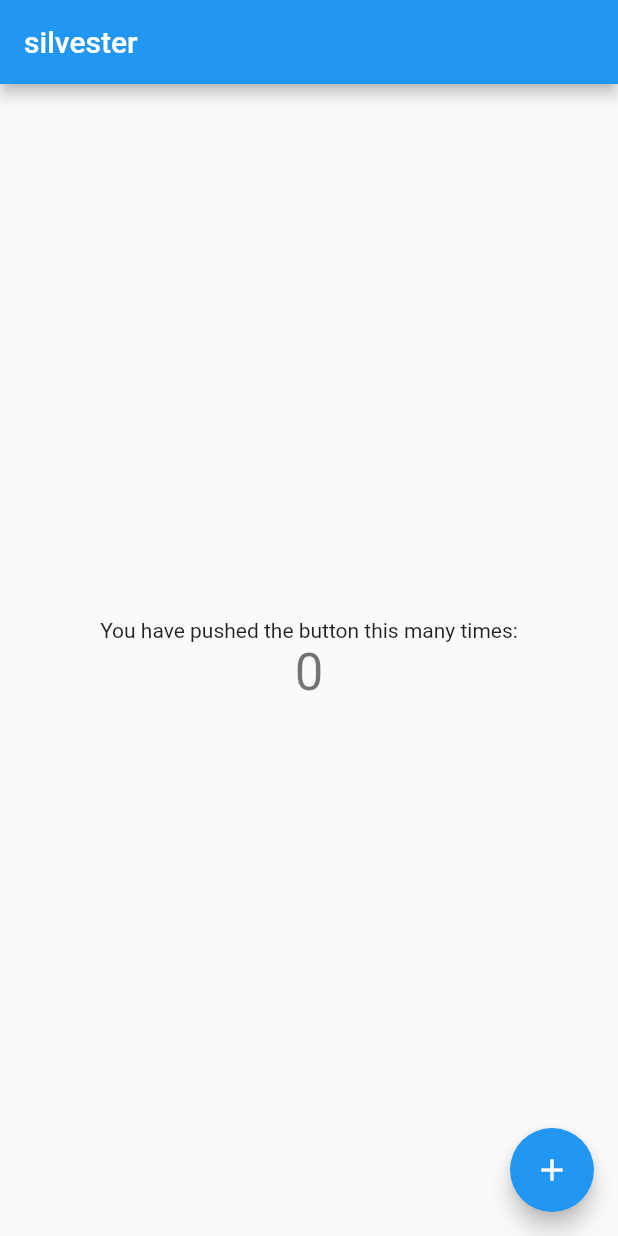
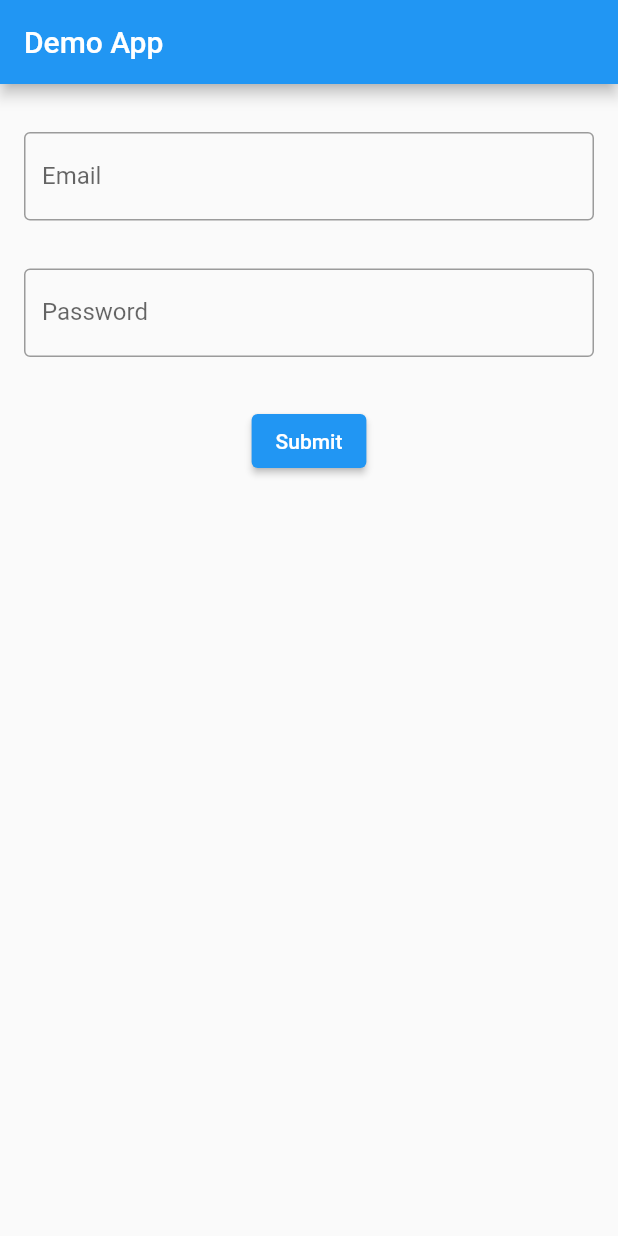
Before and after one commit to silvesterwali/flutter_01, a Flutter app: the screen it shows after launch, on a phone screen of 412 x 824 dp. Run offline on Flutter 3.47's test engine with Material 2 defaults, Android fonts, the phone set to English and light mode, and no system bars.

Commit message:
complete the toturial

```diff
--- a/lib/main.dart
+++ b/lib/main.dart
@@ -7,109 +7,135 @@ void main() {
 class MyApp extends StatelessWidget {
   const MyApp({super.key});
 
-  // This widget is the root of your application.
   @override
   Widget build(BuildContext context) {
     return MaterialApp(
-      title: 'Silvester',
+      title: 'Demo App',
       theme: ThemeData(
-        // This is the theme of your application.
-        //
-        // Try running your application with "flutter run". You'll see the
-        // application has a blue toolbar. Then, without quitting the app, try
-        // changing the primarySwatch below to Colors.green and then invoke
-        // "hot reload" (press "r" in the console where you ran "flutter run",
-        // or simply save your changes to "hot reload" in a Flutter IDE).
-        // Notice that the counter didn't reset back to zero; the application
-        // is not restarted.
         primarySwatch: Colors.blue,
       ),
-      home: const MyHomePage(title: 'silvester'),
+      home: const Login(title: 'Demo App'),
     );
   }
 }
 
-class MyHomePage extends StatefulWidget {
-  const MyHomePage({super.key, required this.title});
-
-  // This widget is the home page of your application. It is stateful, meaning
-  // that it has a State object (defined below) that contains fields that affect
-  // how it looks.
-
-  // This class is the configuration for the state. It holds the values (in this
-  // case the title) provided by the parent (in this case the App widget) and
-  // used by the build method of the State. Fields in a Widget subclass are
-  // always marked "final".
+class Login extends StatefulWidget {
+  const Login({super.key, required this.title});
 
   final String title;
 
   @override
-  State<MyHomePage> createState() => _MyHomePageState();
+  State<Login> createState() => _LoginState();
 }
 
-class _MyHomePageState extends State<MyHomePage> {
-  int _counter = 0;
-
-  void _incrementCounter() {
-    setState(() {
-      // This call to setState tells the Flutter framework that something has
-      // changed in this State, which causes it to rerun the build method below
-      // so that the display can reflect the updated values. If we changed
-      // _counter without calling setState(), then the build method would not be
-      // called again, and so nothing would appear to happen.
-      _counter++;
-    });
-  }
+class _LoginState extends State<Login> {
+  final _formKey = GlobalKey<FormState>();
+  TextEditingController emailController = TextEditingController();
+  TextEditingController passwordController = TextEditingController();
 
   @override
   Widget build(BuildContext context) {
-    // This method is rerun every time setState is called, for instance as done
-    // by the _incrementCounter method above.
-    //
-    // The Flutter framework has been optimized to make rerunning build methods
-    // fast, so that you can just rebuild anything that needs updating rather
-    // than having to individually change instances of widgets.
     return Scaffold(
       appBar: AppBar(
-        // Here we take the value from the MyHomePage object that was created by
-        // the App.build method, and use it to set our appbar title.
         title: Text(widget.title),
       ),
-      body: Center(
-        // Center is a layout widget. It takes a single child and positions it
-        // in the middle of the parent.
-        child: Column(
-          // Column is also a layout widget. It takes a list of children and
-          // arranges them vertically. By default, it sizes itself to fit its
-          // children horizontally, and tries to be as tall as its parent.
-          //
-          // Invoke "debug painting" (press "p" in the console, choose the
-          // "Toggle Debug Paint" action from the Flutter Inspector in Android
-          // Studio, or the "Toggle Debug Paint" command in Visual Studio Code)
-          // to see the wireframe for each widget.
-          //
-          // Column has various properties to control how it sizes itself and
-          // how it positions its children. Here we use mainAxisAlignment to
-          // center the children vertically; the main axis here is the vertical
-          // axis because Columns are vertical (the cross axis would be
-          // horizontal).
-          mainAxisAlignment: MainAxisAlignment.center,
-          children: <Widget>[
-            const Text(
-              'You have pushed the button this many times:',
-            ),
-            Text(
-              '$_counter',
-              style: Theme.of(context).textTheme.headline4,
-            ),
-          ],
+      body: Form(
+        key: _formKey,
+        child: Padding(
+          padding: const EdgeInsets.symmetric(horizontal: 8, vertical: 16),
+          child: Column(
+            crossAxisAlignment: CrossAxisAlignment.center,
+            children: [
+              Padding(
+                padding:
+                    const EdgeInsets.symmetric(horizontal: 8, vertical: 16),
+                child: TextFormField(
+                  controller: emailController,
+                  decoration: const InputDecoration(
+                      border: OutlineInputBorder(), labelText: "Email"),
+                  validator: (value) {
+                    if (value == null || value.isEmpty) {
+                      return "Please enter your email";
+                    }
+                    return null;
+                  },
+                ),
+              ),
+              Padding(
+                padding:
+                    const EdgeInsets.symmetric(horizontal: 8, vertical: 16),
+                child: TextFormField(
+                  controller: passwordController,
+                  obscureText: true,
+                  decoration: const InputDecoration(
+                      border: OutlineInputBorder(), labelText: "Password"),
+                  validator: (value) {
+                    if (value == null || value.isEmpty) {
+                      return "Please enter your password";
+                    }
+                    return null;
+                  },
+                ),
+              ),
+              Padding(
+                padding:
+                    const EdgeInsets.symmetric(horizontal: 8, vertical: 16),
+                child: Center(
+                  child: ElevatedButton(
+                    onPressed: () {
+                      if (_formKey.currentState!.validate()) {
+                        if (emailController.text == "silvester@gmail.com" &&
+                            passwordController.text == "password") {
+                          Navigator.push(
+                              context,
+                              MaterialPageRoute(
+                                  builder: (context) =>
+                                      HomePage(email: emailController.text)));
+                        } else {
+                          ScaffoldMessenger.of(context).showSnackBar(
+                              const SnackBar(
+                                  content: Text("Invalid Credential")));
+                        }
+                      } else {
+                        ScaffoldMessenger.of(context).showSnackBar(
+                            const SnackBar(content: Text("Please fill input")));
+                      }
+                    },
+                    child: const Text("Submit"),
+                  ),
+                ),
+              )
+            ],
+          ),
         ),
       ),
-      floatingActionButton: FloatingActionButton(
-        onPressed: _incrementCounter,
-        tooltip: 'Increment',
-        child: const Icon(Icons.add),
-      ), // This trailing comma makes auto-formatting nicer for build methods.
     );
   }
 }
+
+class HomePage extends StatelessWidget {
+  const HomePage({super.key, required this.email});
+  final String email;
+
+  @override
+  Widget build(BuildContext context) {
+    return Scaffold(
+      appBar: AppBar(
+        title: const Text("Home Page"),
+      ),
+      body: Column(
+        children: [
+          Text(email),
+          Center(
+            child: ElevatedButton(
+              onPressed: () {
+                Navigator.pop(context);
+              },
+              child: const Text("Go Back"),
+            ),
+          )
+        ],
+      ),
+    );
+  }
+}
```
Also changed, not shown: 1 other file.
